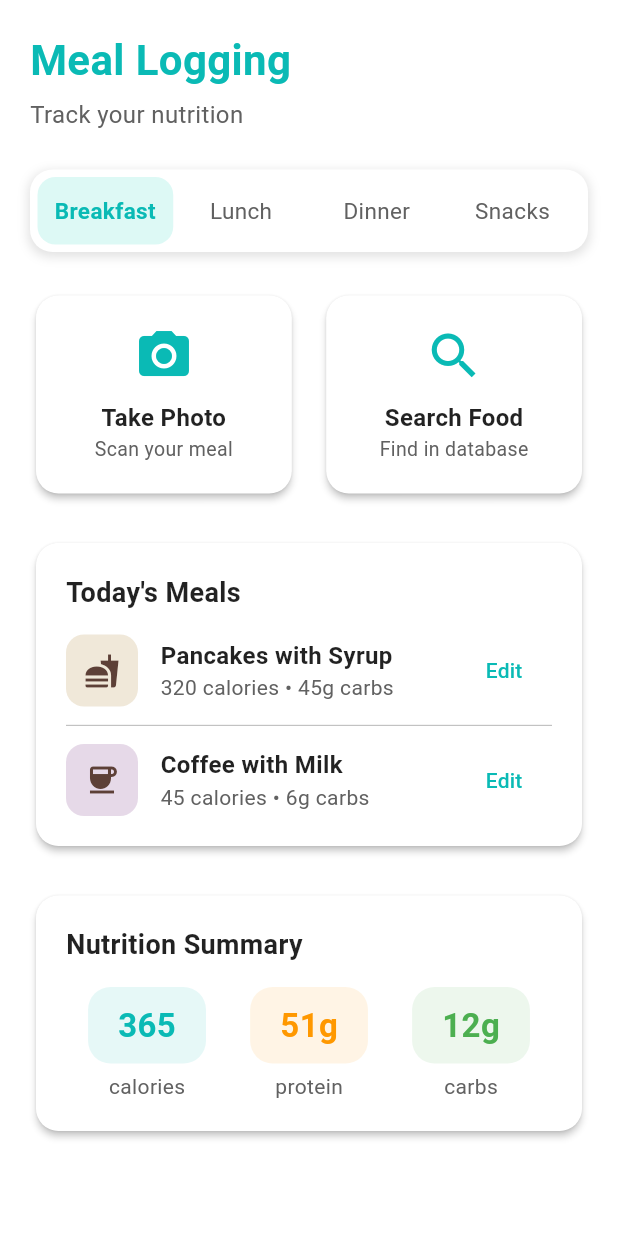
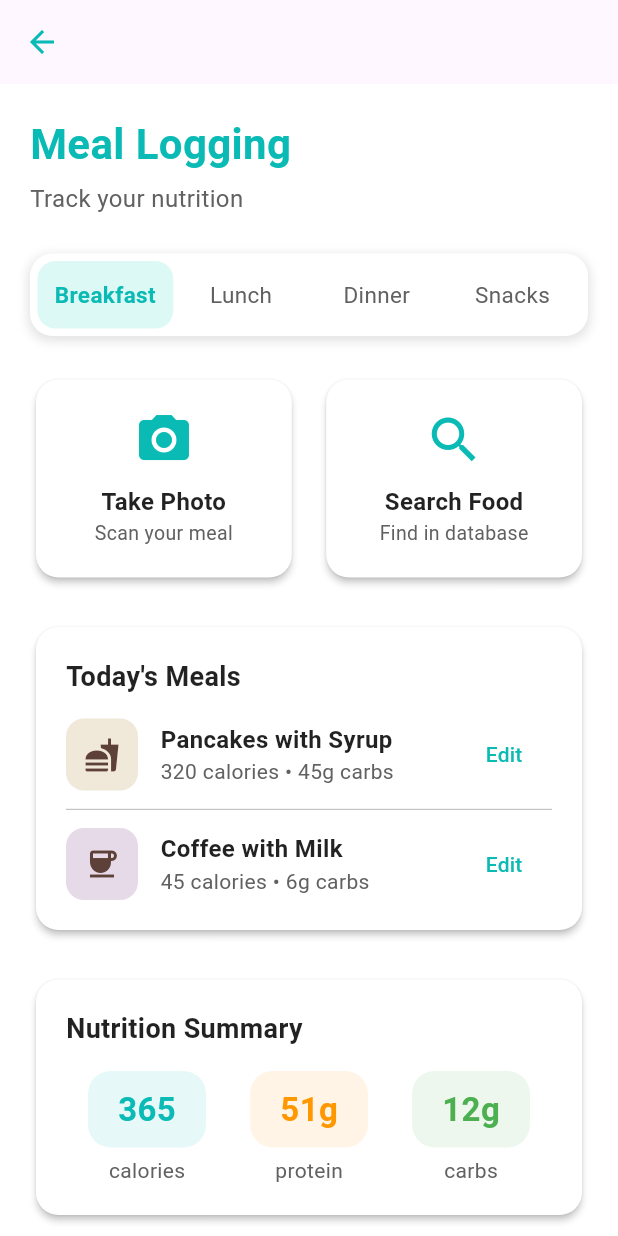
Before and after one commit to Thanaphum-6510110194/G6-Health-Tracking, a Flutter app: the MealLoggingScreen screen opened by its route, on a phone screen of 412 x 824 dp. Run offline on Flutter 3.47's test engine with Material 3 defaults, Android fonts, the phone set to English and light mode, and no system bars; our stand-ins replace cloud_firestore, firebase_auth, firebase_core, image_picker; accounts and stored records are empty.

Commit message:
Adjust a bit

```diff
--- a/lib/screens/about_yourself.dart
+++ b/lib/screens/about_yourself.dart
@@ -11,8 +11,6 @@ class AboutYourselfScreen extends StatefulWidget {
 }
 
 class _AboutYourselfScreenState extends State<AboutYourselfScreen> {
-  final TextEditingController _bioController = TextEditingController();
-  String? _selectedGoal;
 
   @override
   void initState() {
--- a/lib/screens/meal_logging.dart
+++ b/lib/screens/meal_logging.dart
@@ -42,6 +42,16 @@ class _MealLoggingScreenState extends State<MealLoggingScreen> {
   @override
   Widget build(BuildContext context) {
     return Scaffold(
+      // --- เพิ่ม AppBar สำหรับปุ่มย้อนกลับ ---
+      appBar: AppBar(
+        leading: IconButton(
+          icon: const Icon(Icons.arrow_back, color: Color(0xFF0ABAB5)),
+          onPressed: () {
+            // ทำงานเมื่อหน้านี้ถูกเรียกมาจากหน้าอื่น
+            Navigator.pop(context); // ย้อนกลับไปยังหน้าก่อนหน้า
+          },
+        ),
+      ),
       backgroundColor: Colors.white,
       body: SafeArea(
         child: SingleChildScrollView(
--- a/lib/screens/profile_page.dart
+++ b/lib/screens/profile_page.dart
@@ -25,7 +25,7 @@ class _BasicProfileScreenState extends State<BasicProfileScreen> {
   // Save profile data using provider
   Future<void> _saveProfileToProvider() async {
     final authNotifier = Provider.of<AuthNotifier>(context, listen: false);
-    final user = authNotifier.profileData;
+
     // Save profile data via provider
     try {
       await authNotifier.saveProfileData(
```
